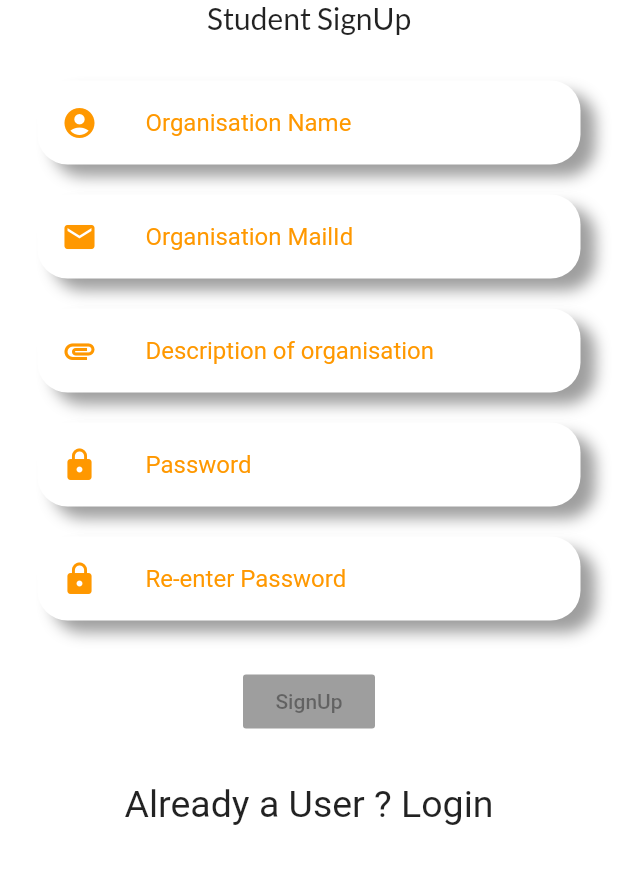
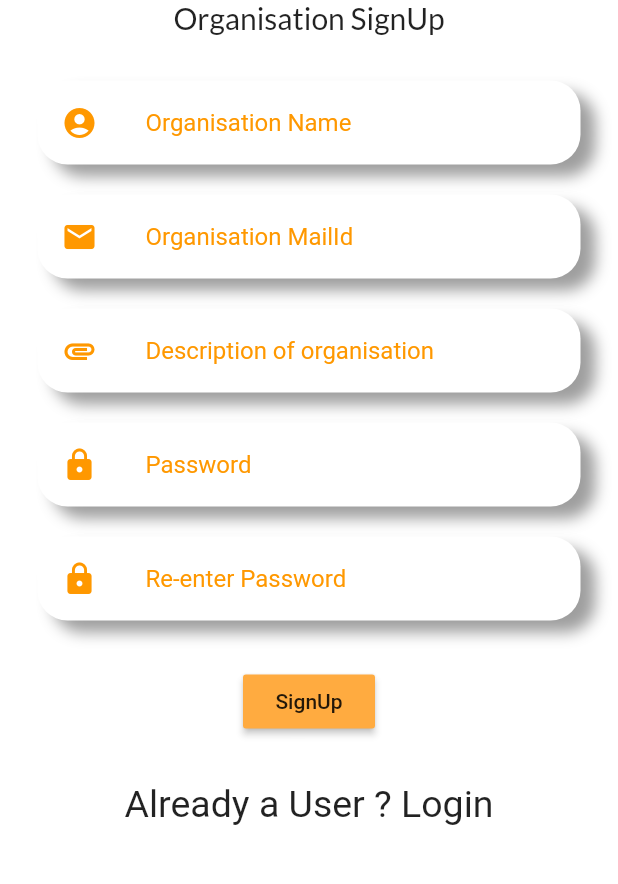
Before and after one commit to Anurag-Pola/Konnection, a Flutter app: the OsignUpPage screen opened directly, on a phone screen of 412 x 824 dp, the part 338-1222 px from its top. Run offline on Flutter 3.47's test engine with Material 2 defaults, Android fonts, the phone set to English and light mode, and no system bars; our stand-ins replace google_fonts; network calls fail.

```diff
--- a/konnection_app/lib/mail_page.dart
+++ b/konnection_app/lib/mail_page.dart
@@ -1,4 +1,5 @@
 import 'package:flutter/material.dart';
+import 'package:google_fonts/google_fonts.dart';
 
 class MailPage extends StatelessWidget {
   @override
--- a/konnection_app/lib/main.dart
+++ b/konnection_app/lib/main.dart
@@ -1,7 +1,5 @@
 import 'package:flutter/material.dart';
 import 'student_login.dart';
-import 'spoc_login.dart';
-import 'org_login.dart';
 
 void main() {
   runApp(MyApp());
--- a/konnection_app/lib/org_login.dart
+++ b/konnection_app/lib/org_login.dart
@@ -1,5 +1,4 @@
 import 'package:flutter/material.dart';
-import './screens/tabs_screen.dart';
 import 'mail_page.dart';
 import 'package:google_fonts/google_fonts.dart';
 import 'reusable_card.dart';
@@ -47,6 +46,7 @@ class OrgPage extends StatelessWidget {
               ),
               SizedBox(height: 20),
               RaisedButton(
+                onPressed: (){},
                 color: Colors.orangeAccent,
                 child: Text('Login'),
                /* onPressed: () {
--- a/konnection_app/lib/org_signup.dart
+++ b/konnection_app/lib/org_signup.dart
@@ -1,5 +1,4 @@
 import 'package:flutter/material.dart';
-import 'mail_page.dart';
 import 'package:google_fonts/google_fonts.dart';
 import 'reusable_card.dart';
 import 'org_login.dart';
@@ -30,7 +29,7 @@ class OsignUpPage extends StatelessWidget {
                 ),
               ),
               Text(
-                'Student SignUp',
+                'Organisation SignUp',
                 style: GoogleFonts.lato(
                   fontSize: 20.0,
                 ),
@@ -58,6 +57,7 @@ class OsignUpPage extends StatelessWidget {
               ),
               SizedBox(height: 20),
               RaisedButton(
+                onPressed: (){},
                 color: Colors.orangeAccent,
                 child: Text('SignUp'),
                 /*onPressed: () {
--- a/konnection_app/lib/spoc_login.dart
+++ b/konnection_app/lib/spoc_login.dart
@@ -1,6 +1,4 @@
 import 'package:flutter/material.dart';
-import 'package:konnection_app/student_signup.dart';
-import 'home_page.dart';
 import 'mail_page.dart';
 import 'package:google_fonts/google_fonts.dart';
 import 'reusable_card.dart';
@@ -48,6 +46,7 @@ class SpocPage extends StatelessWidget {
               ),
               SizedBox(height: 20),
               RaisedButton(
+                onPressed: (){},
                 color: Colors.orangeAccent,
                 child: Text('Login'),
                /* onPressed: () {
--- a/konnection_app/lib/spoc_signup.dart
+++ b/konnection_app/lib/spoc_signup.dart
@@ -1,6 +1,5 @@
 import 'package:flutter/material.dart';
 import 'package:konnection_app/spoc_login.dart';
-import 'mail_page.dart';
 import 'package:google_fonts/google_fonts.dart';
 import 'reusable_card.dart';
 import 'spoc_login.dart';
@@ -72,6 +71,7 @@ class SpocSign extends StatelessWidget {
               ),
               SizedBox(height: 20),
               RaisedButton(
+                onPressed: (){},
                 color: Colors.orangeAccent,
                 child: Text('SignUp'),
                 /*onPressed: () {
```
Also changed, not shown: konnection_app/lib/student_login.dart (+4 -4 lines), konnection_app/lib/student_signup.dart (+4 -4 lines), 1 other file.
